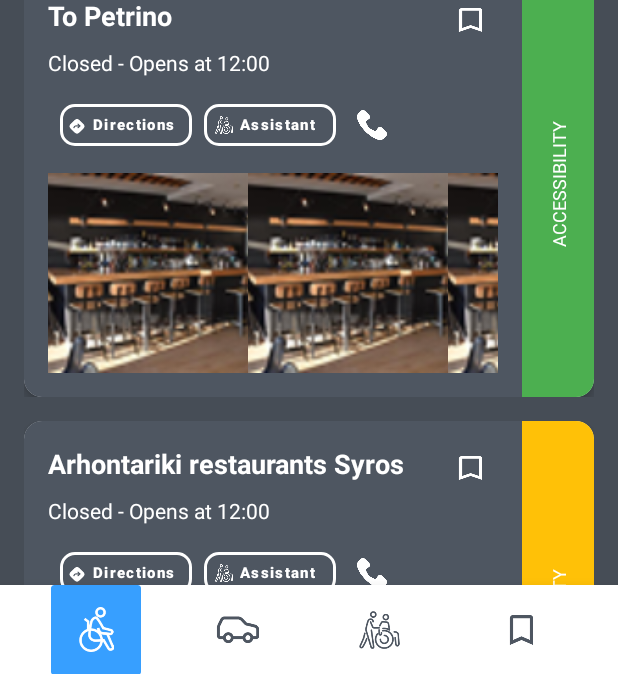
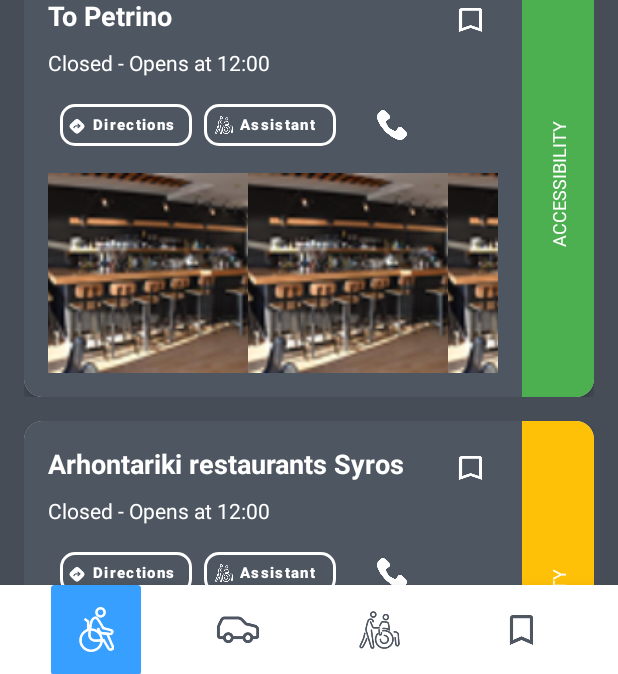
Before and after one commit to JKaito/Wheeling, an Android app: the screen it shows after launch (MapsActivity), after a tap on "Food", on a phone screen of 412 x 824 dp. Shown: the part 561-1235 px from the top of the screen. Run offline under Robolectric (Android 15) with nearby library versions, the phone set to English and light mode, and no system bars; libraries missing offline, so code that uses them is left out: com.google.maps.android.

Commit message:
phoonecall working

```diff
--- a/app/src/main/java/com/example/wheeling/StoreAdapter.java
+++ b/app/src/main/java/com/example/wheeling/StoreAdapter.java
@@ -1,6 +1,10 @@
 package com.example.wheeling;
 
+import static androidx.core.content.ContextCompat.startActivity;
+
+import android.content.Intent;
 import android.graphics.Color;
+import android.net.Uri;
 import android.view.LayoutInflater;
 import android.view.View;
 import android.view.ViewGroup;
@@ -11,6 +15,8 @@ import android.widget.TextView;
 
 import androidx.annotation.NonNull;
 import androidx.recyclerview.widget.RecyclerView;
+
+import com.google.android.material.button.MaterialButton;
 
 import java.text.ParseException;
 import java.text.SimpleDateFormat;
@@ -71,7 +77,16 @@ public class StoreAdapter extends RecyclerView.Adapter<StoreAdapter.StoreViewHol
             image.setImageResource(R.drawable.storeimage);
             holder.imageRow.addView(image);
         }
+
+        holder.callButton.setOnClickListener(v -> {
+            String phone = store.getPhone(); // assuming getPhone() returns the phone number as a String
+            Intent intent = new Intent(Intent.ACTION_DIAL);
+            intent.setData(Uri.parse("tel:" + phone));
+            v.getContext().startActivity(intent);
+        });
     }
+
+
 
     private String getOpeningStatus(Store store) {
         Map<String, String> hours = store.getOpeningHours();
@@ -132,6 +147,7 @@ public class StoreAdapter extends RecyclerView.Adapter<StoreAdapter.StoreViewHol
 
     static class StoreViewHolder extends RecyclerView.ViewHolder {
         Button directionsButton;
+        MaterialButton callButton;
         TextView placeName, status;
         LinearLayout imageRow;
         View accessibilityBar;
@@ -142,7 +158,8 @@ public class StoreAdapter extends RecyclerView.Adapter<StoreAdapter.StoreViewHol
             placeName = itemView.findViewById(R.id.place_name);
             status = itemView.findViewById(R.id.place_status);
             imageRow = itemView.findViewById(R.id.image_row);
-            accessibilityBar = itemView.findViewById(R.id.accessibility_bar); // <-- make sure this matches your layout
+            accessibilityBar = itemView.findViewById(R.id.accessibility_bar);
+            callButton = itemView.findViewById(R.id.btn_call);
         }
     }
 }
--- a/app/src/main/res/layout/result_card_item.xml
+++ b/app/src/main/res/layout/result_card_item.xml
@@ -98,11 +98,12 @@
                     <!-- Phone Icon Button -->
                     <com.google.android.material.button.MaterialButton
                         android:id="@+id/btn_call"
-                        android:layout_width="40dp"
+                        android:layout_width="35dp"
                         android:layout_height="40dp"
-                        android:layout_marginStart="8dp"
+                        android:layout_marginStart="20dp"
+                        android:paddingRight="17dp"
                         android:backgroundTint="@android:color/transparent"
-                        android:gravity="center"
+                        android:gravity="center_horizontal"
                         app:icon="@drawable/ic_phone"
                         app:iconTint="@android:color/white"
                         app:iconSize="20dp"
```
